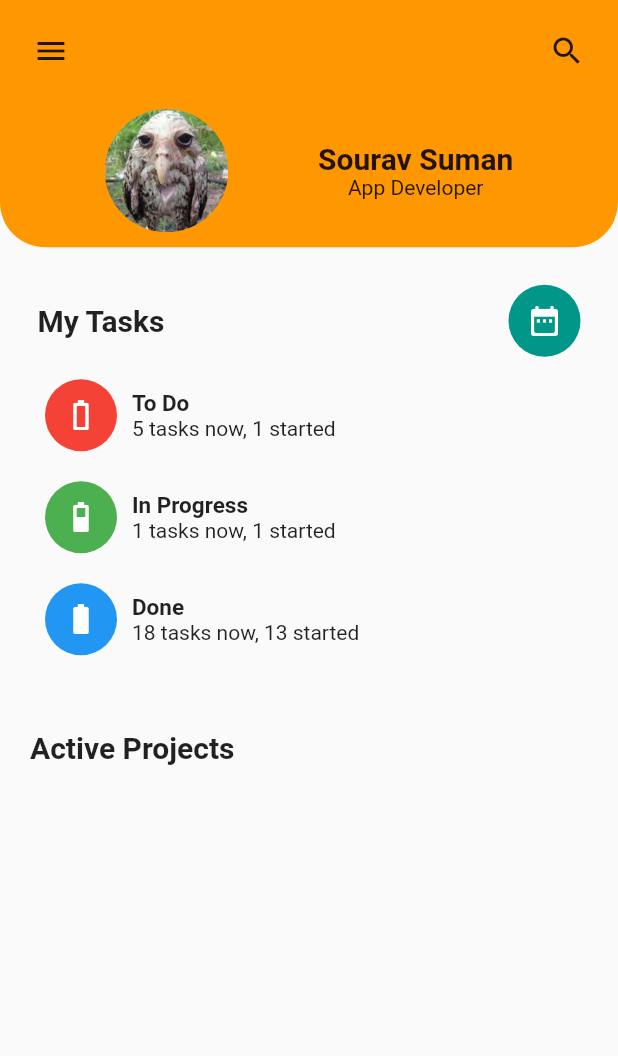
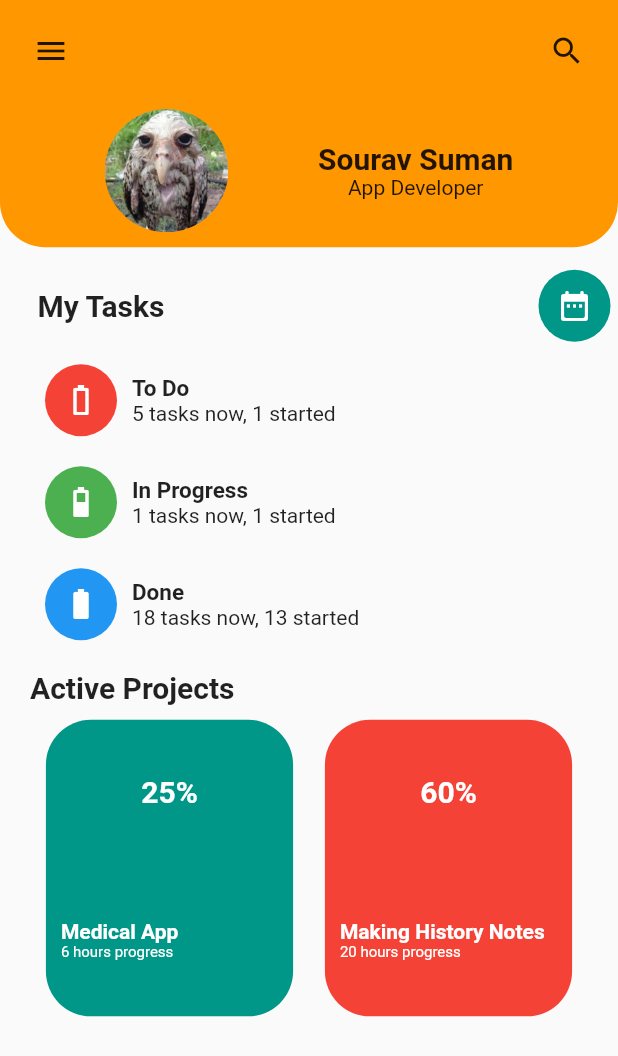
Before and after one commit to FlorisGC/flutter_layout_challenge, a Flutter app: the screen it shows after launch, on a phone screen of 412 x 824 dp. Shown: the top 1056 px of the screen. Run offline on Flutter 3.47's test engine with Material 2 defaults, Android fonts, the phone set to English and light mode, and no system bars.

Commit message:
add custom active project widget

```diff
--- /dev/null
+++ b/lib/customwidgets/active_project_widget.dart
@@ -0,0 +1,53 @@
+import 'package:flutter/material.dart';
+
+class ActiveProject extends StatelessWidget {
+  final String percentage;
+  final String projectName;
+  final String hoursProgress;
+
+  final Color containerColor;
+
+  final double width;
+  final double height;
+
+  const ActiveProject({super.key,
+    required this.percentage,
+    required this.projectName,
+    required this.hoursProgress,
+
+    required this.containerColor,
+
+    required this.width,
+    required this.height
+  });
+
+  @override
+  Widget build(BuildContext context) {
+    return Container( width: width, height: height,
+                            decoration: BoxDecoration(
+                              color: containerColor,
+                              borderRadius: const BorderRadius.all(Radius.circular(30))
+                            ),
+                            child: Column(
+                              mainAxisAlignment: MainAxisAlignment.spaceAround,
+                              children: [
+                                Text(percentage, style: const TextStyle(fontSize: 20, fontWeight: FontWeight.bold, color: Colors.white),),
+                                Padding(
+                                  padding: const EdgeInsets.only(left: 10),
+                                  child: Align(
+                                    alignment: Alignment.centerLeft,
+                                    child: Column(
+                                      crossAxisAlignment: CrossAxisAlignment.start,
+                                      children: [
+                                        Text(projectName, style: const TextStyle(fontWeight: FontWeight.bold, color: Colors.white),),
+                                        Text(hoursProgress, style: const TextStyle(fontSize: 10, color: Colors.white),)
+                                      ],
+                                    ),
+                                  ),
+                                )
+                              ],
+                            )
+                            );
+  }
+
+}
--- a/lib/pages/projectspage.dart
+++ b/lib/pages/projectspage.dart
@@ -1,4 +1,5 @@
 import 'package:flutter/material.dart';
+import 'package:flutter_layout_challenge/customwidgets/active_project_widget.dart';
 
 class ProjectsPage extends StatefulWidget {
   const ProjectsPage({Key? key}) : super(key: key);
@@ -29,6 +30,7 @@ class ProjectsPageState extends State<ProjectsPage> {
           child: Center(
             child: Column(
               children: [
+                // profile box
                 Column(
                   children: [
                     Container(width: screenWidth, height: container1height,
@@ -90,8 +92,10 @@ class ProjectsPageState extends State<ProjectsPage> {
                     )
                   ],
                 ),
+
+                // tasks box
                 Padding(
-                  padding: const EdgeInsets.all(20),
+                  padding: const EdgeInsets.only(left: 20, top: 10),
                   child: Column(
                       children: [
                         Padding(
@@ -218,28 +222,46 @@ class ProjectsPageState extends State<ProjectsPage> {
                       ],
                   ),
                 ),
+
+                // active box
                 Padding(
-                  padding: const EdgeInsets.all(20),
+                  padding: const EdgeInsets.only(left: 20, top: 10, right: 20),
                   child: Column(
                     mainAxisAlignment: MainAxisAlignment.start,
                     children: [
-                      const Align(
+                      const Padding(
+                        padding: EdgeInsets.only(bottom: 10),
+                        child: Align(
                           alignment: Alignment.centerLeft,
                           child: Text(
                             "Active Projects",
                             style: TextStyle(fontSize: 20, fontWeight: FontWeight.bold),
                             ),
                         ),
-                      Row(
-                        mainAxisAlignment: MainAxisAlignment.spaceBetween,
+                      ),
+                      Center(
+                        child: Row(
+                          mainAxisAlignment: MainAxisAlignment.spaceAround,
                           children: [
-                          Container(
+                            ActiveProject(
+                              percentage: "25%",
+                              projectName: "Medical App",
+                              hoursProgress: "6 hours progress",
+                              containerColor: Colors.teal,
+                              width: (screenWidth * 0.4),
+                              height: (container1height * 1.2)
+                              ),
 
-                          ),
-                          Container(
-
+                              ActiveProject(
+                              percentage: "60%",
+                              projectName: "Making History Notes",
+                              hoursProgress: "20 hours progress",
+                              containerColor: Colors.red,
+                              width: (screenWidth * 0.4),
+                              height: (container1height * 1.2)
                               )
                           ],
+                        ),
                       )
                     ],
                   ),
```
Lines whose indentation alone changed are shown as unchanged.
